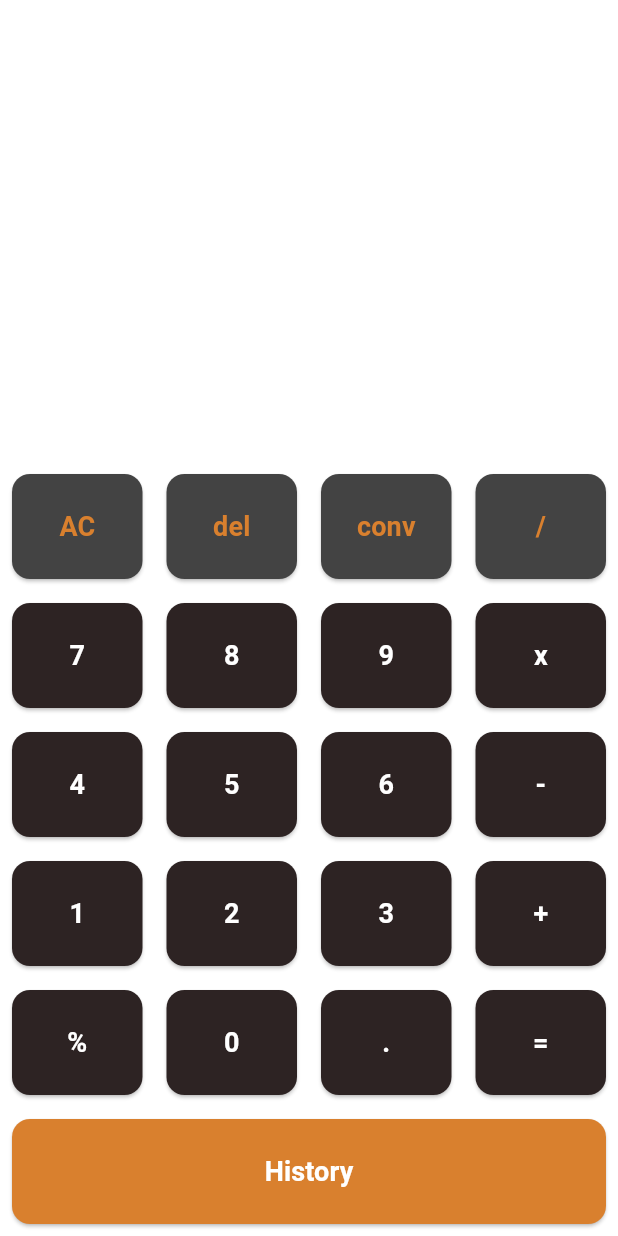
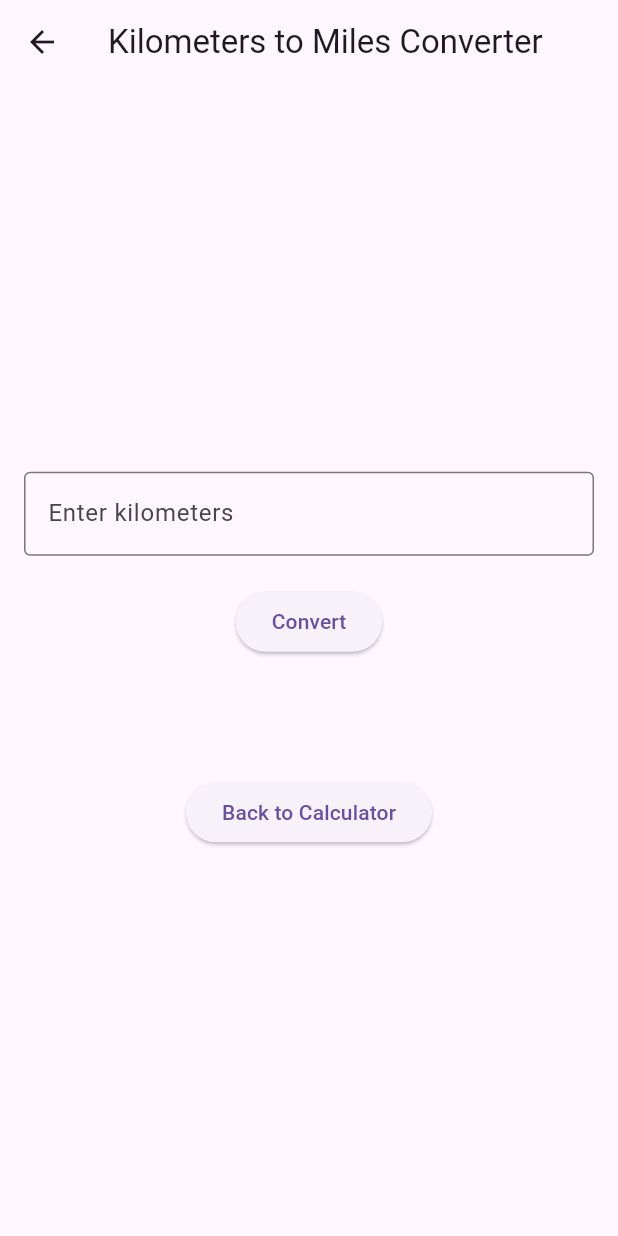
Before and after one commit to pkrisest/calculatorapp, a Flutter app: the screen it shows after launch, after a tap on "AC", after a tap on "conv", on a phone screen of 412 x 824 dp. Run offline on Flutter 3.47's test engine with Material 3 defaults, Android fonts, the phone set to English and light mode, and no system bars; our stand-ins replace math_expressions.

Commit message:
Kilometer to Mile converter screen added mvc

```diff
--- a/calculator/lib/controllers/calculator_controller.dart
+++ b/calculator/lib/controllers/calculator_controller.dart
@@ -1,8 +1,10 @@
+import 'package:flutter/material.dart';
 import '../models/calculator_model.dart';
-import 'package:flutter/material.dart';
+import '../screens/converter_screen.dart';
 
 class CalculatorController extends ChangeNotifier
 {
+
   final CalculatorModel calculator = CalculatorModel();
 
   String get input => calculator.input;
@@ -10,23 +12,30 @@ class CalculatorController extends ChangeNotifier
   bool get hideInput => calculator.hideInput;
   double get outputSize => calculator.outputSize;
 
-  void onButtonClick(String value)
+  void onButtonClick(String value, BuildContext context)
   {
     if (value == "AC")
     {
       calculator.clear();
     }
     else if (value == "del")
-    {
+     {
       calculator.delete();
     }
     else if (value == "=")
     {
       calculator.evaluateExpression();
     }
-    else
+    else if (value == "conv")
     {
-      calculator.appendInput(value);
+      Navigator.push(
+        context,
+        MaterialPageRoute(builder: (context) => ConverterScreen()),
+      );
+    }
+    else if (value != "History")
+    {
+           calculator.appendInput(value);
     }
 
     notifyListeners();
--- /dev/null
+++ b/calculator/lib/controllers/converter_controller.dart
@@ -0,0 +1,16 @@
+import 'package:flutter/material.dart';
+import '../models/converter_model.dart';
+
+class ConverterController extends ChangeNotifier
+{
+  String result = "";
+
+  void convertKmToMiles(String input)
+  {
+    double kilometers = double.tryParse(input) ?? 0;
+    ConverterModel converter = ConverterModel(kilometers: kilometers);
+    result = converter.getFormattedResult();
+
+    notifyListeners();
+  }
+}
--- a/calculator/lib/main.dart
+++ b/calculator/lib/main.dart
@@ -1,117 +1,23 @@
 import 'package:flutter/material.dart';
 import 'package:provider/provider.dart';
 import 'controllers/calculator_controller.dart';
+import 'controllers/converter_controller.dart';
+import 'screens/calculator_screen.dart';
 
 void main()
 {
-  runApp
-  (
-    ChangeNotifierProvider
-    (
-      create: (context) => CalculatorController(),
-      child: MaterialApp(home: CalculatorApp()),
+  runApp(
+    MultiProvider(
+      providers: [
+        ChangeNotifierProvider(create: (context) => CalculatorController()),
+        ChangeNotifierProvider(create: (context) => ConverterController()),
+      ],
+
+      child: MaterialApp(
+        debugShowCheckedModeBanner: false,
+        home: CalculatorScreen(),
+      ),
+
     ),
   );
 }
-
-class CalculatorApp extends StatelessWidget
-{
-  const CalculatorApp({super.key});
-
-  static const operatorColor = Color.fromARGB(255, 67, 67, 67);
-  static const buttonColor = Color.fromARGB(255, 45, 35, 35);
-  static const orangeColor = Color(0xffD9802E);
-
-  @override
-  Widget build(BuildContext context)
-  {
-    final calculator = Provider.of<CalculatorController>(context);
-
-    return Scaffold(
-      backgroundColor: Colors.white,
-      body: Column(
-
-        children: [
-          // Input-Output Display
-          Expanded(
-
-            child: Container(
-              width: double.infinity,
-              padding: const EdgeInsets.all(12),
-
-              child: Column(
-                mainAxisAlignment: MainAxisAlignment.end,
-                crossAxisAlignment: CrossAxisAlignment.end,
-
-                children:[
-
-                  Text(
-                    calculator.hideInput ? "" : calculator.input,
-                    style: const TextStyle(fontSize: 50, color: Colors.black),
-                  ),
-                  const SizedBox(height: 20),
-
-                  Text(
-                    calculator.output,
-                    style: TextStyle(
-                      fontSize: calculator.outputSize,
-                      color: Colors.black.withOpacity(0.7),
-                    ),
-                  ),
-                  const SizedBox(height: 30),
-                ],
-              ),
-            ),
-          ),
-
-
-          Column(
-            children:
-
-            [
-              buildButtonRow(context, ["AC", "del", "conv", "/"], operatorColor, orangeColor),
-              buildButtonRow(context, ["7", "8", "9", "x"]),
-              buildButtonRow(context, ["4", "5", "6", "-"]),
-              buildButtonRow(context, ["1", "2", "3", "+"]),
-              buildButtonRow(context, ["%", "0", ".", "="]),
-              buildButtonRow(context, ["History"], orangeColor),
-            ],
-          ),
-        ],
-      ),
-    );
-  }
-
-  Widget buildButtonRow(BuildContext context, List<String> texts, [Color buttonBgColor = buttonColor, Color textColor = Colors.white])
-  {
-    return Row
-    (
-      children: texts.map((text) => buildButton(context, text, buttonBgColor, textColor)).toList(),
-    );
-  }
-
-  Widget buildButton(BuildContext context, String text, Color buttonBgColor, Color tColor)
-  {
-    return Expanded(
-      child: Container(
-        margin: const EdgeInsets.all(8),
-        child: ElevatedButton(
-
-          style: ElevatedButton.styleFrom(
-            shape: RoundedRectangleBorder(borderRadius: BorderRadius.circular(12)),
-            padding: const EdgeInsets.all(22),
-            backgroundColor: buttonBgColor,
-          ),
-          onPressed: () => Provider.of<CalculatorController>(context, listen: false).onButtonClick(text),
-
-          child: Text(
-            text,
-            style: TextStyle(fontSize: 18, color: tColor, fontWeight: FontWeight.bold),
-          ),
-
-        ),
-      ),
-    );
-  }
-
-}
--- /dev/null
+++ b/calculator/lib/models/converter_model.dart
@@ -0,0 +1,12 @@
+class ConverterModel
+{
+  double kilometers;
+  double miles;
+
+  ConverterModel({required this.kilometers}) : miles = kilometers / 1.60934;
+
+  String getFormattedResult()
+  {
+    return "$kilometers kilometers = ${miles.toStringAsFixed(2)} miles";
+  }
+}
--- /dev/null
+++ b/calculator/lib/screens/calculator_screen.dart
@@ -0,0 +1,73 @@
+import 'package:flutter/material.dart';
+import 'package:provider/provider.dart';
+import '../controllers/calculator_controller.dart';
+import '../widgets/calculator_button.dart';
+
+class CalculatorScreen extends StatelessWidget
+{
+
+  static const operatorColor = Color.fromARGB(255, 67, 67, 67);
+  static const buttonColor = Color.fromARGB(255, 45, 35, 35);
+  static const orangeColor = Color(0xffD9802E);
+
+  @override
+  Widget build(BuildContext context)
+  {
+    final calculator = Provider.of<CalculatorController>(context);
+
+    return Scaffold(
+      backgroundColor: Colors.white,
+      body: Column(
+
+        children:[
+          Expanded(
+
+            child: Container(
+              width: double.infinity,
+              padding: const EdgeInsets.all(12),
+
+              child: Column(
+                mainAxisAlignment: MainAxisAlignment.end,
+                crossAxisAlignment: CrossAxisAlignment.end,
+
+                children:[
+                  Text(
+                    calculator.hideInput ? "" : calculator.input,
+                    style: TextStyle(fontSize: 50, color: Colors.black),
+                  ),
+
+                  SizedBox(height: 20),
+                  Text(
+                    calculator.output,
+                    style: TextStyle(
+                      fontSize: calculator.outputSize,
+                      color: Colors.black.withOpacity(0.7),
+                    ),
+                  ),
+
+                  SizedBox(height: 30),
+                ],
+
+              ),
+            ),
+          ),
+
+
+          buildButtonRow(context, ["AC", "del", "conv", "/"], buttonBgColor: operatorColor, tColor: orangeColor),
+              buildButtonRow(context, ["7", "8", "9", "x"]),
+              buildButtonRow(context, ["4", "5", "6", "-"]),
+              buildButtonRow(context, ["1", "2", "3", "+"]),
+              buildButtonRow(context, ["%", "0", ".", "="]),
+              buildButtonRow(context, ["History"], buttonBgColor: orangeColor),
+
+        ],
+      ),
+    );
+  }
+
+  Widget buildButtonRow(BuildContext context, List<String> texts, {Color buttonBgColor = buttonColor, Color tColor = Colors.white}) {
+    return Row(
+      children: texts.map((text) => CalculatorButton(text: text, buttonBgColor: buttonBgColor, tColor: tColor)).toList(),
+    );
+  }
+}
--- /dev/null
+++ b/calculator/lib/screens/converter_screen.dart
@@ -0,0 +1,52 @@
+import 'package:flutter/material.dart';
+import 'package:provider/provider.dart';
+import '../controllers/converter_controller.dart';
+
+class ConverterScreen extends StatelessWidget
+{
+  final TextEditingController milesController = TextEditingController();
+
+  @override
+  Widget build(BuildContext context)
+  {
+    final converterController = Provider.of<ConverterController>(context);
+
+    return Scaffold(
+      appBar: AppBar(title: Text("Kilometers to Miles Converter")),
+
+      body: Padding(
+        padding: const EdgeInsets.all(16.0),
+        child: Column(
+          mainAxisAlignment: MainAxisAlignment.center,
+
+          children: [
+            TextField(
+              controller: milesController,
+              keyboardType: TextInputType.number,
+              decoration: InputDecoration(labelText: "Enter kilometers", border: OutlineInputBorder()),
+            ),
+
+            SizedBox(height: 20),
+            ElevatedButton(
+              onPressed: () => converterController.convertKmToMiles(milesController.text),
+              child: Text("Convert"),
+            ),
+
+            SizedBox(height: 20),
+            Text(
+              converterController.result,
+              style: TextStyle(fontSize: 20, fontWeight: FontWeight.bold),
+            ),
+
+            SizedBox(height: 30),
+            ElevatedButton(
+              onPressed: () => Navigator.pop(context),
+              child: Text("Back to Calculator"),
+            ),
+
+          ],
+        ),
+      ),
+    );
+  }
+}
--- /dev/null
+++ b/calculator/lib/widgets/calculator_button.dart
@@ -0,0 +1,43 @@
+import 'package:flutter/material.dart';
+import 'package:provider/provider.dart';
+import '../controllers/calculator_controller.dart';
+
+class CalculatorButton extends StatelessWidget
+{
+  final String text;
+  final Color buttonBgColor;
+  final Color tColor;
+
+  const CalculatorButton(
+  {
+    Key? key,
+    required this.text,
+    this.buttonBgColor = Colors.grey,
+    this.tColor = Colors.white,
+  }) : super(key: key);
+
+  @override
+  Widget build(BuildContext context)
+  {
+    return Expanded(
+      child: Container(
+        margin: const EdgeInsets.all(8),
+
+        child: ElevatedButton(
+          style: ElevatedButton.styleFrom(
+            shape: RoundedRectangleBorder(borderRadius: BorderRadius.circular(12)),
+            padding: const EdgeInsets.all(20),
+            backgroundColor: buttonBgColor,
+          ),
+
+          onPressed: () => Provider.of<CalculatorController>(context, listen: false).onButtonClick(text, context),
+          child: Text(
+            text,
+            style: TextStyle(fontSize: 18, color: tColor, fontWeight: FontWeight.bold),
+          ),
+        ),
+      ),
+    );
+
+  }
+}
```
Also changed, not shown: calculator/lib/models/calculator_model.dart (line endings or trailing spaces).
